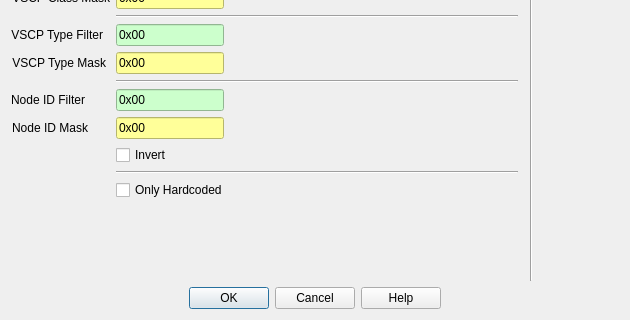
Old version of the form src/cdlglevel1filter.ui in the repository grodansparadis/vscp-works-qt; both pictures show x 0 to 630 and y 154 to 474 of the 630 by 474 pixel window.
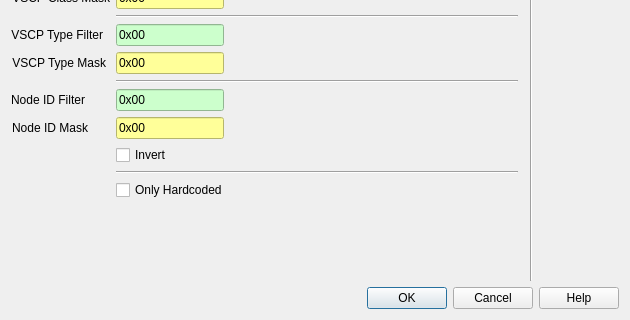
New version of the form.

What changed in the file:
```diff
--- a/src/cdlglevel1filter.ui
+++ b/src/cdlglevel1filter.ui
@@ -423,7 +423,7 @@
       <set>QDialogButtonBox::Cancel|QDialogButtonBox::Help|QDialogButtonBox::Ok</set>
      </property>
      <property name="centerButtons">
-      <bool>true</bool>
+      <bool>false</bool>
      </property>
     </widget>
    </item>
```
